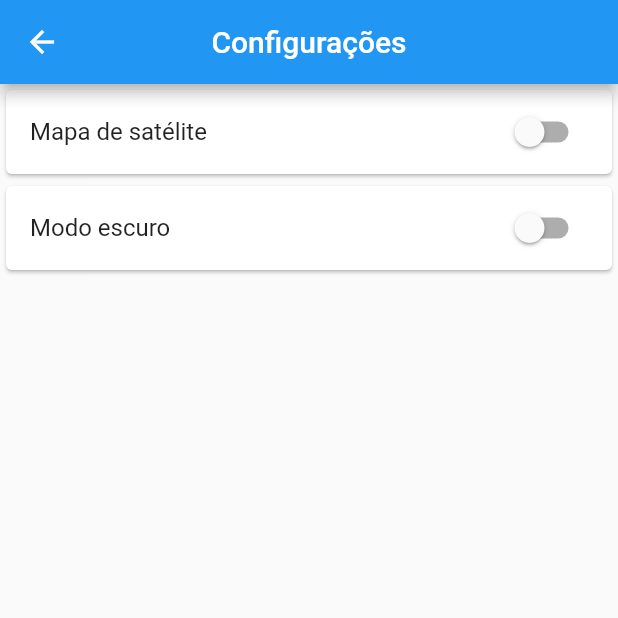
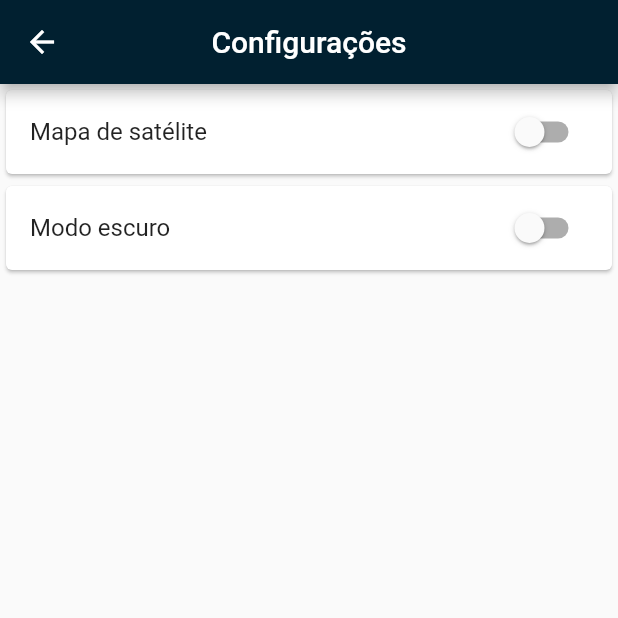
Before and after one commit to Benitex/Maraca-Map, a Flutter app: the Settings screen opened directly with empty values, on a phone screen of 412 x 824 dp, the top half of it. Run offline on Flutter 3.47's test engine with Material 2 defaults, Android fonts, the phone set to English and light mode, and no system bars; our stand-ins replace cloud_firestore, firebase_core, geolocator, google_maps_flutter; missing offline and left inert: flutter_config, google_maps_webservice; accounts and stored records are empty.

Commit message:
Adicionados novos temas

```diff
--- a/lib/main.dart
+++ b/lib/main.dart
@@ -1,6 +1,9 @@
 import 'package:flutter/material.dart';
 import 'package:flutter_config/flutter_config.dart';
 import 'package:firebase_core/firebase_core.dart';
+import 'package:maraca_map/themes/dark_theme.dart';
+import 'package:maraca_map/themes/light_theme.dart';
+import 'package:maraca_map/screens/settings.dart';
 import 'package:maraca_map/services/firebase/firestore.dart';
 import 'package:maraca_map/services/firebase/firebase_options.dart';
 import 'package:maraca_map/screens/map.dart';
@@ -12,23 +15,30 @@ void main() async {
   await Firebase.initializeApp(
     options: DefaultFirebaseOptions.currentPlatform,
   );
+
   Map.filters = await Firestore.getFilters();
   Map.accessibilityPoints = await Firestore.getAccessibilityPoints();
 
   runApp(const MaracaMap());
 }
 
-class MaracaMap extends StatelessWidget {
+class MaracaMap extends StatefulWidget {
   const MaracaMap({super.key});
 
   @override
+  State<MaracaMap> createState() => _MaracaMapState();
+}
+
+class _MaracaMapState extends State<MaracaMap> {
+  @override
   Widget build(BuildContext context) {
     return MaterialApp(
-      home: const Map(),
+      home: Map(
+        updateTheme: () => setState(() {}),
+      ),
       debugShowCheckedModeBanner: false,
-      theme: ThemeData(
-        primaryColor: const Color(0x00012030),
-      ),
+      theme: Settings.options["Modo escuro"]!.active ?
+          DarkTheme.screensStyle : LightTheme.screensStyle,
     );
   }
 }
--- a/lib/models/option.dart
+++ b/lib/models/option.dart
@@ -1,6 +1,6 @@
 class Option {
-  Option({required this.name, required this.active});
+  Option({required this.name, required this.description, required this.active});
 
-  String name;
+  String name, description;
   bool active;
 }
--- a/lib/models/point_of_interest.dart
+++ b/lib/models/point_of_interest.dart
@@ -3,7 +3,7 @@ import 'package:google_maps_webservice/places.dart';
 import 'package:google_maps_webservice/distance.dart' as distance_api;
 import 'package:maraca_map/services/google_maps_webservice/distance.dart';
 import 'package:maraca_map/services/google_maps_webservice/places.dart';
-import 'package:maraca_map/screens/map.dart' as map_page;
+import 'package:maraca_map/screens/map.dart' as map_screen;
 
 class PointOfInterest {
   PointOfInterest(this._id);
@@ -56,7 +56,7 @@ class PointOfInterest {
   String _getTranslatedName(String type) {
     String translatedName = "";
 
-    for (var filter in map_page.Map.filters) {
+    for (var filter in map_screen.Map.filters) {
       for (var subtype in filter.subtypes) {
         if (subtype.id == type) {
           translatedName = subtype.name;
--- a/lib/screens/filter_selection.dart
+++ b/lib/screens/filter_selection.dart
@@ -23,9 +23,7 @@ class _FilterSelectionState extends State<FilterSelection> {
         children: [
           for (var filter in Map.filters)
             Card(child: SwitchListTile(
-              title: Text(
-                filter.name,
-              ),
+              title: Text(filter.name),
               value: filter.active,
               onChanged: (value) => setState(() {
                 filter.active = value;
--- a/lib/screens/settings.dart
+++ b/lib/screens/settings.dart
@@ -5,16 +5,36 @@ class Settings extends StatefulWidget {
   const Settings({super.key, required this.updateMap});
 
   final Function updateMap;
-  static final List<Option> options = [
-    Option(name: "Mapa de satélite", active: false),
-    Option(name: "Modo escuro", active: false),
-  ];
+
+  static final Map<String, Option> options = {
+    "Mapa de satélite": Option(
+      name: "Mapa de satélite",
+      description: "",
+      active: false,
+    ),
+    "Modo escuro": Option(
+      name: "Modo escuro",
+      description: "",
+      active: false,
+    ),
+  };
 
   @override
   State<Settings> createState() => _SettingsState();
 }
 
 class _SettingsState extends State<Settings> {
+  final List<Option> _options = [];
+
+  @override
+  void initState() {
+    _options.clear();
+    Settings.options.forEach((key, option) {
+      _options.add(option);
+    });
+    super.initState();
+  }
+
   @override
   Widget build(BuildContext context) {
     return Scaffold(
@@ -24,7 +44,7 @@ class _SettingsState extends State<Settings> {
       ),
       body: ListView(
         children: [
-          for (Option option in Settings.options)
+          for (Option option in _options)
             Card(child: SwitchListTile(
               title: Text(option.name),
               value: option.active,
--- /dev/null
+++ b/lib/themes/dark_theme.dart
@@ -0,0 +1,174 @@
+import 'package:flutter/material.dart';
+
+class DarkTheme {
+  static final ThemeData screensStyle = ThemeData(
+    colorScheme: const ColorScheme.dark(
+      primary: Color(0xFF3CA6A6),
+      secondary: Color(0xFF3CA6A6),
+      tertiary: Color(0xFF3CA6A6),
+    ),
+    appBarTheme: const AppBarTheme(color: Color(0xFF3CA6A6)),
+  );
+
+  static const String mapStyle = '''
+  {
+    "elementType": "geometry",
+    "stylers": [
+      {
+        "color": "#012030"
+      }
+    ]
+  },
+  {
+    "elementType": "labels.text.fill",
+    "stylers": [
+      {
+        "color": "#746855"
+      }
+    ]
+  },
+  {
+    "elementType": "labels.text.stroke",
+    "stylers": [
+      {
+        "color": "#242f3e"
+      }
+    ]
+  },
+  {
+    "featureType": "administrative.locality",
+    "elementType": "labels.text.fill",
+    "stylers": [
+      {
+        "color": "#d59563"
+      }
+    ]
+  },
+  {
+    "featureType": "poi",
+    "elementType": "labels.text.fill",
+    "stylers": [
+      {
+        "color": "#d59563"
+      }
+    ]
+  },
+  {
+    "featureType": "poi.park",
+    "elementType": "geometry",
+    "stylers": [
+      {
+        "color": "#025940"
+      }
+    ]
+  },
+  {
+    "featureType": "poi.park",
+    "elementType": "labels.text.fill",
+    "stylers": [
+      {
+        "color": "#6b9a76"
+      }
+    ]
+  },
+  {
+    "featureType": "road",
+    "elementType": "geometry",
+    "stylers": [
+      {
+        "color": "#024959"
+      }
+    ]
+  },
+  {
+    "featureType": "road",
+    "elementType": "geometry.stroke",
+    "stylers": [
+      {
+        "color": "#212a37"
+      }
+    ]
+  },
+  {
+    "featureType": "road",
+    "elementType": "labels.text.fill",
+    "stylers": [
+      {
+        "color": "#9ca5b3"
+      }
+    ]
+  },
+  {
+    "featureType": "road.highway",
+    "elementType": "geometry",
+    "stylers": [
+      {
+        "color": "#746855"
+      }
+    ]
+  },
+  {
+    "featureType": "road.highway",
+    "elementType": "geometry.stroke",
+    "stylers": [
+      {
+        "color": "#1f2835"
+      }
+    ]
+  },
+  {
+    "featureType": "road.highway",
+    "elementType": "labels.text.fill",
+    "stylers": [
+      {
+        "color": "#f3d19c"
+      }
+    ]
+  },
+  {
+    "featureType": "transit",
+    "elementType": "geometry",
+    "stylers": [
+      {
+        "color": "#2f3948"
+      }
+    ]
+  },
+  {
+    "featureType": "transit.station",
+    "elementType": "labels.text.fill",
+    "stylers": [
+      {
+        "color": "#d59563"
+      }
+    ]
+  },
+  {
+    "featureType": "water",
+    "elementType": "geometry",
+    "stylers": [
+      {
+        "color": "#13678a"
+      }
+    ]
+  },
+  {
+    "featureType": "water",
+    "elementType": "labels.text.fill",
+    "stylers": [
+      {
+        "color": "#515c6d"
+      }
+    ]
+  },
+  {
+    "featureType": "water",
+    "elementType": "labels.text.stroke",
+    "stylers": [
+      {
+        "color": "#17263c"
+      }
+    ]
+  },
+    ''';
+}
--- /dev/null
+++ b/lib/themes/light_theme.dart
@@ -0,0 +1,24 @@
+import 'package:flutter/material.dart';
+
+class LightTheme {
+  static final ThemeData screensStyle = ThemeData(
+    primarySwatch: const MaterialColor(
+      0x00012030,
+      {
+        50: Color(0xFFe1e4e6),
+        100: Color(0xFFb3bcc1),
+        200: Color(0xFF809098),
+        300: Color(0xFF4d636e),
+        400: Color(0xFF27414f),
+        500: Color(0xFF012030),
+        600: Color(0xFF011c2b),
+        700: Color(0xFF011824),
+        800: Color(0xFF01131e),
+        900: Color(0xFF000b13),
+      },
+    ),
+    appBarTheme: const AppBarTheme(color: Color(0xFF012030)),
+  );
+
+  static const String mapStyle = '';
+}
--- a/lib/widgets/rating_row.dart
+++ b/lib/widgets/rating_row.dart
@@ -1,4 +1,5 @@
 import 'package:flutter/material.dart';
+import 'package:maraca_map/screens/settings.dart';
 
 class RatingRow extends StatelessWidget {
   const RatingRow({super.key, required this.rating});
@@ -14,10 +15,10 @@ class RatingRow extends StatelessWidget {
             padding: const EdgeInsets.only(right: 3),
             child: Icon(
               rating >= starCounter ? Icons.star : Icons.star_border,
-              color: Colors.amber,
+              color: Settings.options["Modo escuro"]!.active ? const Color(0xFF3CA6A6) : const Color(0xFF012030),
             ),
           ),
-        Text("($rating)"),
+        Text(rating.toString()),
       ],
     );
   }
```
Also changed, not shown: lib/screens/map.dart (+5 -4 lines), lib/services/map_style.dart (+4 -166 lines).
